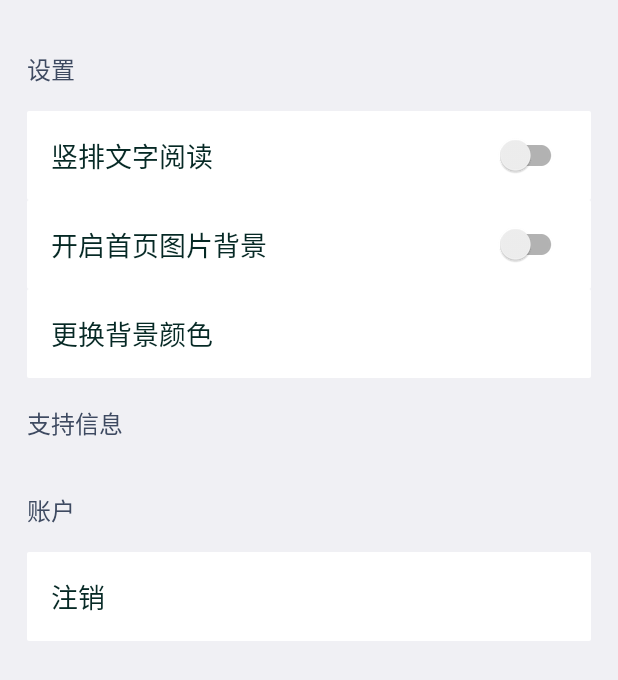
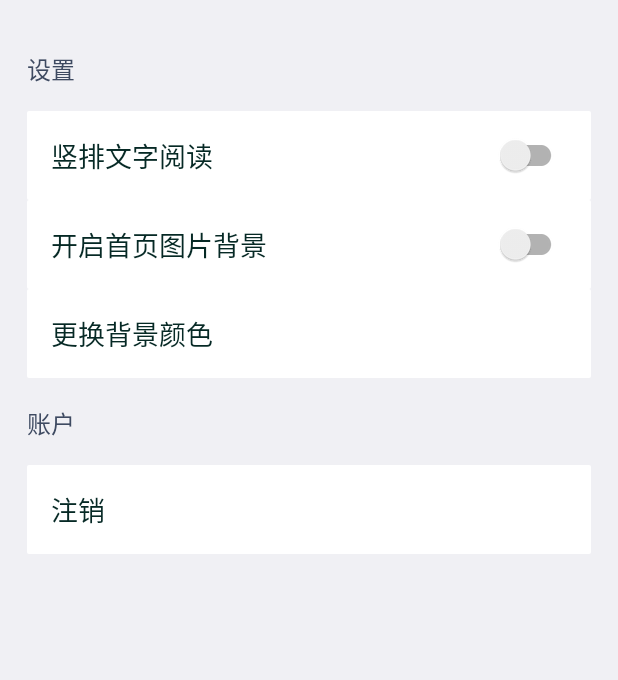
Before and after one commit to ZEROwolfHwang/Ancient, an Android app: the layout activity_setting.xml on its own in the app's theme, with its tools: preview values and no code run, on a phone screen of 412 x 824 dp. Shown: the top 680 px of the screen. Run offline under Robolectric (Android 15) with nearby library versions, the phone set to English and light mode, and no system bars.

Commit message:
first commit

```diff
--- a/app/src/main/java/com/liuzr/ancient/global/JianShiApplication.java
+++ b/app/src/main/java/com/liuzr/ancient/global/MainApplication.java
@@ -7,11 +7,11 @@ import com.raizlabs.android.dbflow.config.FlowConfig;
 import com.raizlabs.android.dbflow.config.FlowManager;
 
 
-public class JianShiApplication extends Application {
+public class MainApplication extends Application {
 
-  private static JianShiApplication instance;
+  private static MainApplication instance;
 
-  public static JianShiApplication getInstance() {
+  public static MainApplication getInstance() {
     return instance;
   }
 
--- a/app/src/main/java/com/liuzr/ancient/util/StringByTime.java
+++ b/app/src/main/java/com/liuzr/ancient/util/StringByTime.java
@@ -5,7 +5,7 @@ import android.content.Context;
 import android.content.res.Resources;
 
 import com.liuzr.ancient.R;
-import com.liuzr.ancient.global.JianShiApplication;
+import com.liuzr.ancient.global.MainApplication;
 
 import org.joda.time.DateTime;
 
@@ -74,7 +74,7 @@ public class StringByTime {
   private static Map<TimeRange, String> editTitleHintDataSet;
   private static Map<TimeRange, String> threeLinePoemDataSet;
   static {
-    Context context = JianShiApplication.getInstance().getApplicationContext();
+    Context context = MainApplication.getInstance().getApplicationContext();
     Resources resources = context.getResources();
 
     editContentHintDataSet = new HashMap<>();
@@ -109,7 +109,7 @@ public class StringByTime {
 
   public static String[] getThreeLinePoemArrayByNow() {
     String poemString = getStringFromDataset(threeLinePoemDataSet);
-    Context context = JianShiApplication.getInstance().getApplicationContext();
+    Context context = MainApplication.getInstance().getApplicationContext();
     return StringUtil.split(poemString, context.getResources().getString(R.string.three_line_string_split));
   }
 }
--- a/app/src/main/res/layout/activity_setting.xml
+++ b/app/src/main/res/layout/activity_setting.xml
@@ -95,22 +95,6 @@
 
         </LinearLayout>
 
-        <LinearLayout
-            android:layout_width="match_parent"
-            android:layout_height="wrap_content"
-            android:layout_marginTop="@dimen/margin_18"
-            android:orientation="vertical"
-        >
-
-            <TextView
-                style="@style/TitleTextStyle"
-                android:layout_width="wrap_content"
-                android:layout_height="wrap_content"
-                android:layout_marginBottom="@dimen/margin_16"
-                android:text="@string/support_info"
-            />
-
-        </LinearLayout>
 
         <LinearLayout
             android:layout_width="match_parent"
--- a/app/src/main/res/layout/activity_signup.xml
+++ b/app/src/main/res/layout/activity_signup.xml
@@ -25,12 +25,15 @@
         >
 
         <TextView
+            android:width="80dp"
+            android:textAlignment="center"
+            android:gravity="end"
             android:id="@+id/app_name"
             style="@style/SignupTextView"
             android:text="@string/app_name_broken"
             android:textColor="@color/black"
             android:textSize="36sp"
-            />
+            android:layout_gravity="start"/>
 
         <TextView
             android:id="@+id/app_slogan"
```
Also changed, not shown: app/src/main/AndroidManifest.xml (+9 -7 lines), app/src/main/java/com/liuzr/ancient/ui/SettingActivity.java (+6 -8 lines), app/src/main/res/values/strings.xml (+11 -21 lines).
